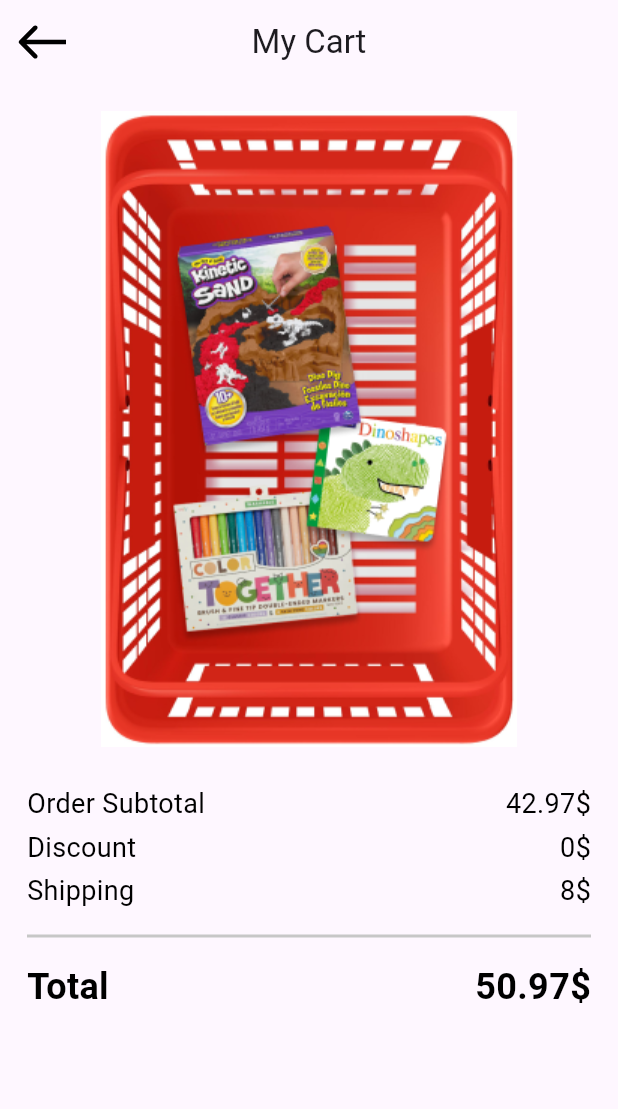
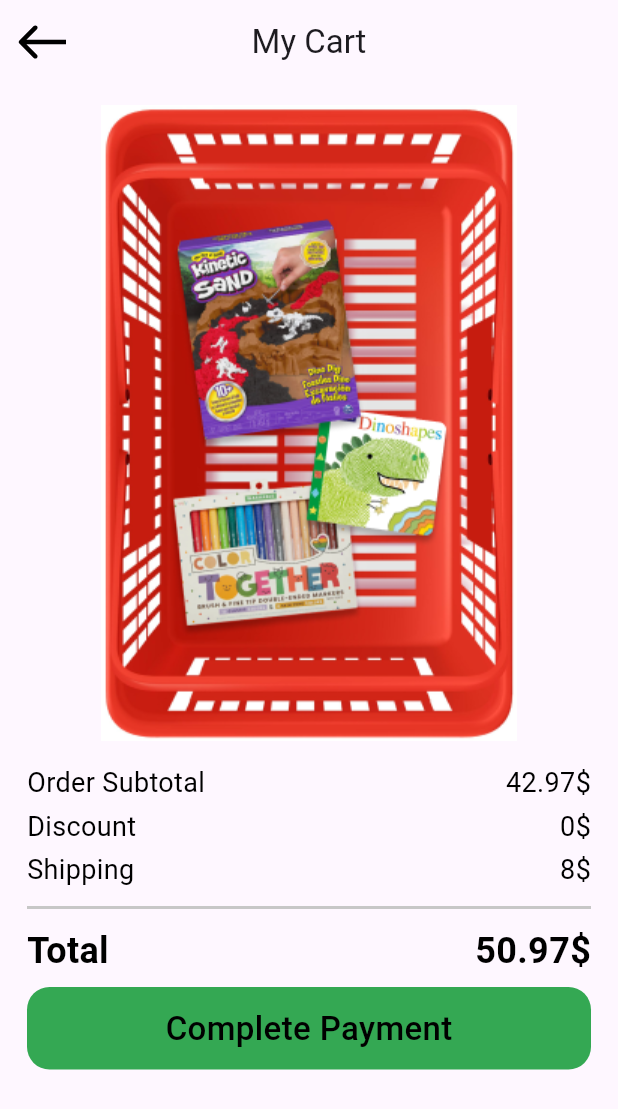
Before and after one commit to osamaromeh10/payment, a Flutter app: the screen it shows after launch, on a phone screen of 412 x 824 dp. Shown: the top 1109 px of the screen. Run offline on Flutter 3.47's test engine with Material 3 defaults, Android fonts, the phone set to English and light mode, and no system bars; our stand-ins replace flutter_svg.

Commit message:
create Custom Button

```diff
--- a/lib/Features/Check_out/Presentation/views/my_cart_view_body.dart
+++ b/lib/Features/Check_out/Presentation/views/my_cart_view_body.dart
@@ -6,6 +6,7 @@ import 'package:payment_checkout/Features/Check_out/Presentation/views/total_pri
 import 'package:payment_checkout/core/utils/app_colors.dart';
 import 'package:payment_checkout/core/utils/app_images.dart';
 import 'package:payment_checkout/core/utils/app_strings.dart';
+import 'package:payment_checkout/core/widgets/custom_button.dart';
 
 class MyCartViewBody extends StatelessWidget {
   const MyCartViewBody({super.key});
@@ -17,11 +18,13 @@ class MyCartViewBody extends StatelessWidget {
         padding: const EdgeInsets.symmetric(horizontal: 18),
         child: Column(
           children: [
-            const SizedBox(height: 18),
+            const SizedBox(height: 14),
             Center(
-              child: Image.asset(AppImages.basketProduct, fit: BoxFit.cover),
+              child: Expanded(
+                child: Image.asset(AppImages.basketProduct, fit: BoxFit.cover),
+              ),
             ),
-            SizedBox(height: 25),
+            SizedBox(height: 15),
             OrderInfoItem(
               title: AppStrings.orderSubtotal,
               value: AppStrings.valueOne,
@@ -37,7 +40,7 @@ class MyCartViewBody extends StatelessWidget {
               value: AppStrings.valueThree,
             ),
             Divider(
-              height: 34, // 17 on the Top and 17 // on the down
+              height: 24, // 12 on the Top and 12 // on the down
               thickness: 2,
               color: AppColors.dividerColor,
             ),
@@ -45,6 +48,9 @@ class MyCartViewBody extends StatelessWidget {
               titleLarge: AppStrings.total,
               value: AppStrings.valueTotal,
             ),
+            SizedBox(height: 7),
+            CustomButton(onTap: () {}),
+            SizedBox(height: 2),
           ],
         ),
       ),
--- /dev/null
+++ b/lib/core/widgets/custom_button.dart
@@ -0,0 +1,24 @@
+import 'package:flutter/material.dart';
+import 'package:payment_checkout/core/utils/app_colors.dart';
+import 'package:payment_checkout/core/utils/app_strings.dart';
+import 'package:payment_checkout/core/utils/app_styles.dart';
+
+class CustomButton extends StatelessWidget {
+  const CustomButton({super.key, required this.onTap});
+  final void Function()? onTap;
+  @override
+  Widget build(BuildContext context) {
+    // ignore: sized_box_for_whitespace
+    return Container(
+      height: 55,
+      width: double.infinity,
+      decoration: BoxDecoration(
+        color: AppColors.buttonColor,
+        borderRadius: BorderRadius.circular(15),
+      ),
+      child: Center(
+        child: Text(AppStrings.completePayment, style: AppStyles.style22),
+      ),
+    );
+  }
+}
```
